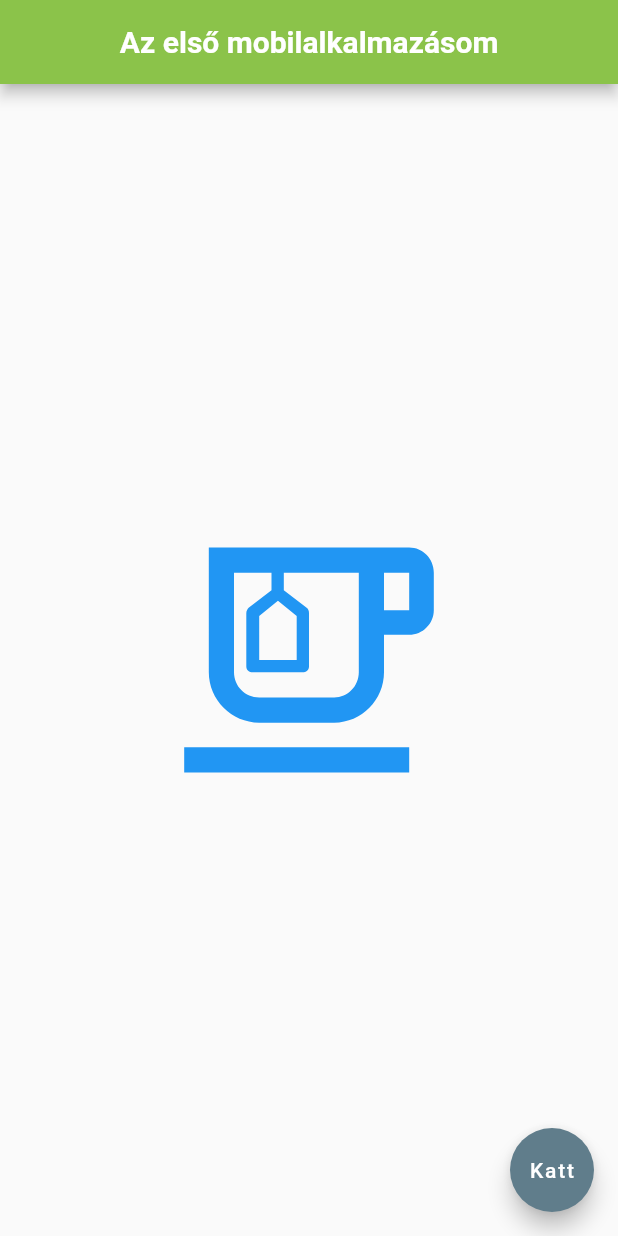
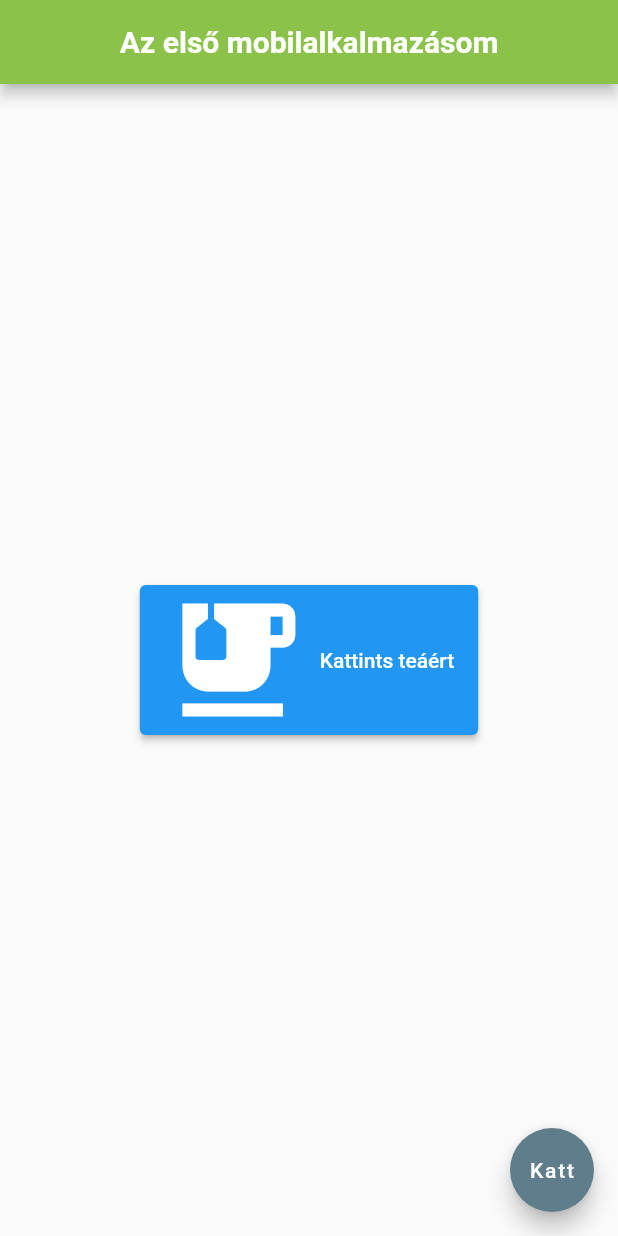
Before and after one commit to kobanya/mobilalkalmazas, a Flutter app: the screen it shows after launch, on a phone screen of 412 x 824 dp. Run offline on Flutter 3.47's test engine with Material 2 defaults, Android fonts, the phone set to English and light mode, and no system bars.

Commit message:
Gomb ikonnal :  ElevatedButton.icon

```diff
--- a/lib/main.dart
+++ b/lib/main.dart
@@ -20,16 +20,19 @@ class Kezdo extends StatelessWidget {
             backgroundColor: Colors.lightGreen,
 // az alakalmazás teste, beállításokkal
           ),
-          body:  const Center (
+          body:  Center (
+            // gomb beillesztése
+            child: ElevatedButton.icon(
+              onPressed: () {},
+                icon: Icon(
+                  Icons.emoji_food_beverage,
+                  size: 100.0
+                ),
+                label: Text('Kattints teáért'),
 
-            // háttérkép beillesztése
-            child: Icon(
-              Icons.emoji_food_beverage_outlined,
-              color:  Colors.blue,
-              size: 200.0,
-            ),
 
             ),
+          ),
 
 
           floatingActionButton: FloatingActionButton(
```
